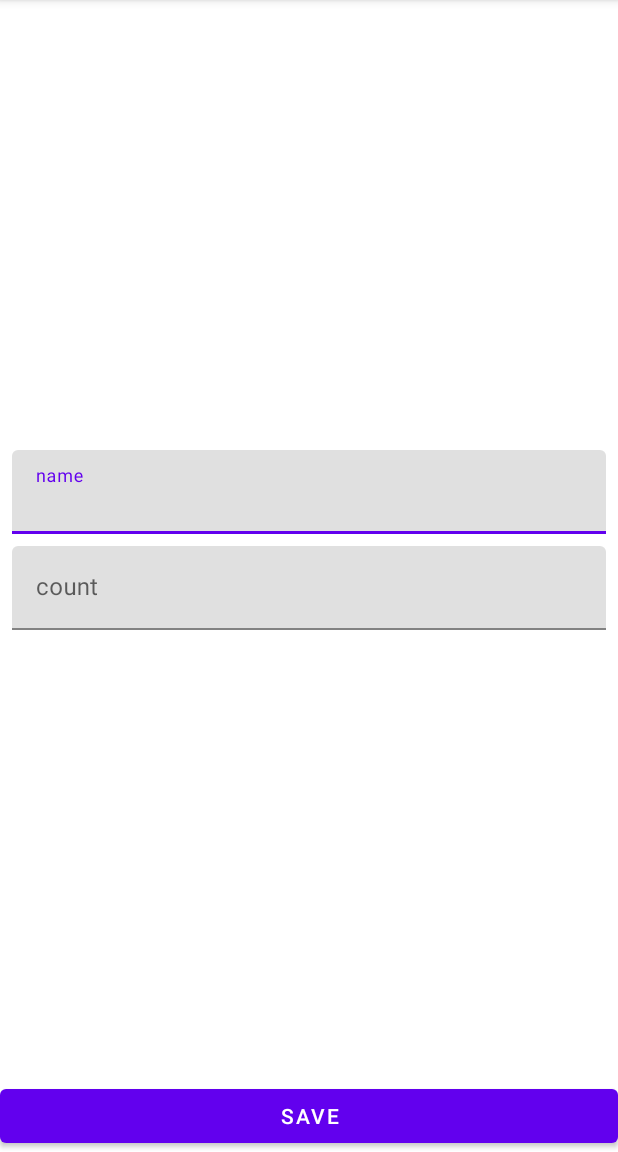
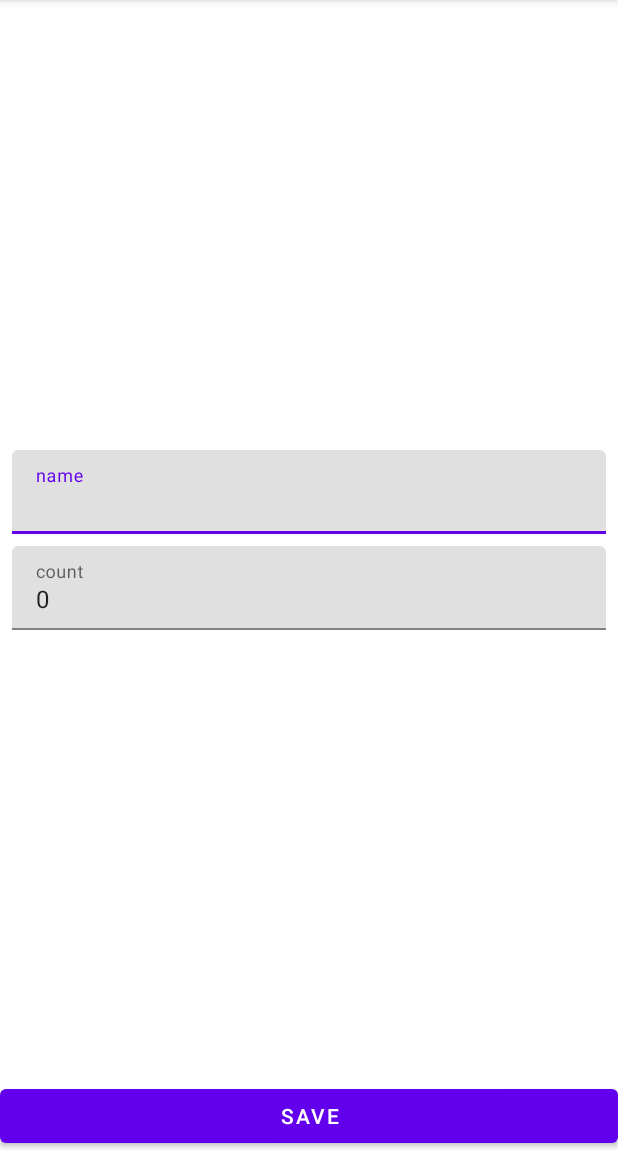
Before and after one commit to auelbai/MyShopList, an Android app: the screen it shows after launch (ShopItemActivity), after a tap on an icon or button, on a phone screen of 412 x 824 dp, the part 84-1236 px from its top. Run offline under Robolectric (Android 15) with nearby library versions, the phone set to English and light mode, and no system bars; our stand-ins replace data binding; 2 statements that could not run were skipped.

```diff
--- a/app/build.gradle
+++ b/app/build.gradle
@@ -1,6 +1,7 @@
 plugins {
     id 'com.android.application'
     id 'org.jetbrains.kotlin.android'
+    id 'kotlin-kapt'
 }
 
 android {
@@ -14,6 +15,10 @@ android {
         versionName "1.0"
 
         testInstrumentationRunner "androidx.test.runner.AndroidJUnitRunner"
+    }
+
+    buildFeatures {
+        dataBinding true
     }
 
     buildTypes {
--- /dev/null
+++ b/app/src/main/java/com/example/myshoplist/presentation/DataBindingAdapter.kt
@@ -0,0 +1,25 @@
+package com.example.myshoplist.presentation
+
+import androidx.databinding.BindingAdapter
+import com.example.myshoplist.R
+import com.google.android.material.textfield.TextInputLayout
+
+@BindingAdapter("errorInputCount")
+fun bindErrorInputCount(textInputLayout: TextInputLayout, error: Boolean) {
+    val message = if (error) {
+        textInputLayout.context.getString(R.string.countTILError)
+    } else {
+        null
+    }
+    textInputLayout.error = message
+}
+
+@BindingAdapter("errorInputName")
+fun bindErrorInputName(textInputLayout: TextInputLayout, error: Boolean) {
+    val message = if (error) {
+        textInputLayout.context.getString(R.string.nameTILError)
+    } else {
+        null
+    }
+    textInputLayout.error = message
+}
--- a/app/src/main/java/com/example/myshoplist/presentation/MainActivity.kt
+++ b/app/src/main/java/com/example/myshoplist/presentation/MainActivity.kt
@@ -10,24 +10,23 @@ import androidx.lifecycle.ViewModelProvider
 import androidx.recyclerview.widget.ItemTouchHelper
 import androidx.recyclerview.widget.RecyclerView
 import com.example.myshoplist.R
+import com.example.myshoplist.databinding.ActivityMainBinding
 import com.google.android.material.floatingactionbutton.FloatingActionButton
 
 class MainActivity : AppCompatActivity(), ShopItemFragment.OnEditingFinishListener {
 
     private lateinit var viewModel: MainViewModel
     private lateinit var shopListAdapter: ShopListAdapter
+    private lateinit var binding: ActivityMainBinding
 
     private var fragmentContainer: FragmentContainerView? = null
 
     override fun onCreate(savedInstanceState: Bundle?) {
         super.onCreate(savedInstanceState)
-        setContentView(R.layout.activity_main)
+        binding = ActivityMainBinding.inflate(layoutInflater)
+        setContentView(binding.root)
 
-        fragmentContainer = findViewById(R.id.container_view_fragment)
-        val itemAddBtn = findViewById<FloatingActionButton>(R.id.button_add_shop_item)
-
-
-        itemAddBtn.setOnClickListener {
+        binding.buttonAddShopItem.setOnClickListener {
             if (isOnePaneMode()) {
                 val intent = ShopItemActivity.newIntentAddMode(this)
                 startActivity(intent)
@@ -35,7 +34,6 @@ class MainActivity : AppCompatActivity(), ShopItemFragment.OnEditingFinishListen
                 launchFragment(ShopItemFragment.newInstanceAddMode())
             }
         }
-
 
         setRecyclerView()
         viewModel = ViewModelProvider(this)[MainViewModel::class.java]
@@ -45,9 +43,8 @@ class MainActivity : AppCompatActivity(), ShopItemFragment.OnEditingFinishListen
     }
 
     private fun setRecyclerView() {
-        val recyclerView = findViewById<RecyclerView>(R.id.rv_shop_list)
         shopListAdapter = ShopListAdapter()
-        with(recyclerView) {
+        with(binding.rvShopList) {
             adapter = shopListAdapter
             recycledViewPool.setMaxRecycledViews(
                 ShopListAdapter.DISABLED_ITEM,
@@ -60,7 +57,7 @@ class MainActivity : AppCompatActivity(), ShopItemFragment.OnEditingFinishListen
         }
         setUpLongClickListener()
         setUpClickListener()
-        setUpSwipeListener(recyclerView)
+        setUpSwipeListener(binding.rvShopList)
     }
 
     private fun setUpLongClickListener() {
@@ -119,5 +116,4 @@ class MainActivity : AppCompatActivity(), ShopItemFragment.OnEditingFinishListen
         Toast.makeText(this, "Success", Toast.LENGTH_LONG).show()
         supportFragmentManager.popBackStack()
     }
-
 }
--- a/app/src/main/java/com/example/myshoplist/presentation/ShopItemFragment.kt
+++ b/app/src/main/java/com/example/myshoplist/presentation/ShopItemFragment.kt
@@ -12,17 +12,16 @@ import android.widget.EditText
 import androidx.fragment.app.Fragment
 import androidx.lifecycle.ViewModelProvider
 import com.example.myshoplist.R
+import com.example.myshoplist.databinding.FragmentShopItemBinding
 import com.example.myshoplist.domain.ShopItem
 import com.google.android.material.textfield.TextInputLayout
 import java.lang.RuntimeException
 
 class ShopItemFragment : Fragment() {
 
-    private lateinit var nameTIL: TextInputLayout
-    private lateinit var nameET: EditText
-    private lateinit var countTIL: TextInputLayout
-    private lateinit var countET: EditText
-    private lateinit var saveButton: Button
+    private var _binding: FragmentShopItemBinding? = null
+    val binding: FragmentShopItemBinding
+        get() = _binding ?: throw RuntimeException("FragmentShopItemBinding == null")
 
     private lateinit var viewModel: ShopItemViewModel
     private lateinit var onEditingFinishListener: OnEditingFinishListener
@@ -48,15 +47,18 @@ class ShopItemFragment : Fragment() {
         inflater: LayoutInflater,
         container: ViewGroup?,
         savedInstanceState: Bundle?
-    ): View? {
-        return inflater.inflate(R.layout.fragment_shop_item, container, false)
+    ): View {
+        _binding = FragmentShopItemBinding.inflate(inflater, container, false)
+        return binding.root
     }
 
     override fun onViewCreated(view: View, savedInstanceState: Bundle?) {
         super.onViewCreated(view, savedInstanceState)
 
         viewModel = ViewModelProvider(this)[ShopItemViewModel::class.java]
-        initViews(view)
+
+        binding.viewModel = viewModel
+        binding.lifecycleOwner = viewLifecycleOwner
         addTextChangeListener()
         launchRightScreenMode()
         viewModelsObservers()
@@ -64,31 +66,13 @@ class ShopItemFragment : Fragment() {
 
 
     private fun viewModelsObservers() {
-        viewModel.errorInputCount.observe(viewLifecycleOwner) {
-            val message = if (it) {
-                getString(R.string.countTILError)
-            } else {
-                null
-            }
-            countTIL.error = message
-        }
-
-        viewModel.errorInputName.observe(viewLifecycleOwner) {
-            val message = if (it) {
-                getString(R.string.nameTILError)
-            } else {
-                null
-            }
-            nameTIL.error = message
-        }
-
         viewModel.shouldCloseScreen.observe(viewLifecycleOwner) {
             onEditingFinishListener.onEditingFinish()
         }
     }
 
     private fun addTextChangeListener() {
-        nameET.addTextChangedListener(object : TextWatcher {
+        binding.etName.addTextChangedListener(object : TextWatcher {
             override fun beforeTextChanged(s: CharSequence?, start: Int, count: Int, after: Int) {
             }
 
@@ -100,7 +84,7 @@ class ShopItemFragment : Fragment() {
             }
         })
 
-        countET.addTextChangedListener(object : TextWatcher {
+        binding.etCount.addTextChangedListener(object : TextWatcher {
             override fun beforeTextChanged(s: CharSequence?, start: Int, count: Int, after: Int) {
             }
 
@@ -121,34 +105,22 @@ class ShopItemFragment : Fragment() {
     }
 
     private fun launchAddScreenMode() {
-        saveButton.setOnClickListener {
-            val name = nameET.text?.toString()
-            val count = countET.text?.toString()
+        binding.saveButton.setOnClickListener {
+            val name = binding.etName.text?.toString()
+            val count = binding.etCount.text?.toString()
             viewModel.addShopItem(name, count)
         }
     }
 
     private fun launchEditScreenMode() {
         viewModel.getShopItem(shopItemId)
-        viewModel.shopItem.observe(viewLifecycleOwner) {
-            nameET.setText(it.name)
-            countET.setText(it.count.toString())
-        }
 
-        saveButton.setOnClickListener {
-            val name = nameET.text?.toString()
-            val count = countET.text?.toString()
+        binding.saveButton.setOnClickListener {
+            val name = binding.etName.text?.toString()
+            val count = binding.etCount.text?.toString()
             viewModel.editShopItem(name, count)
         }
 
-    }
-
-    private fun initViews(view: View) {
-        nameTIL = view.findViewById(R.id.til_name)
-        nameET = view.findViewById(R.id.et_name)
-        countTIL = view.findViewById(R.id.til_count)
-        countET = view.findViewById(R.id.et_count)
-        saveButton = view.findViewById(R.id.save_button)
     }
 
     private fun parseParams() {
@@ -171,6 +143,11 @@ class ShopItemFragment : Fragment() {
 
     interface OnEditingFinishListener {
         fun onEditingFinish()
+    }
+
+    override fun onDestroyView() {
+        super.onDestroyView()
+        _binding = null
     }
 
     companion object {
--- a/app/src/main/java/com/example/myshoplist/presentation/ShopListAdapter.kt
+++ b/app/src/main/java/com/example/myshoplist/presentation/ShopListAdapter.kt
@@ -4,11 +4,16 @@ import android.view.LayoutInflater
 import android.view.View
 import android.view.ViewGroup
 import android.widget.TextView
+import androidx.databinding.DataBindingUtil
+import androidx.databinding.ViewDataBinding
 import androidx.recyclerview.widget.ListAdapter
 import androidx.recyclerview.widget.RecyclerView
 import com.example.myshoplist.R
+import com.example.myshoplist.databinding.DisabledItemCardBinding
+import com.example.myshoplist.databinding.EnabledItemCardBinding
 import com.example.myshoplist.domain.ShopItem
 import java.lang.RuntimeException
+import java.util.zip.Inflater
 
 class ShopListAdapter :
     ListAdapter<ShopItem, ShopListAdapter.ShopItemViewHolder>(ShopItemDiffCallback()) {
@@ -22,22 +27,34 @@ class ShopListAdapter :
             DISABLED_ITEM -> R.layout.disabled_item_card
             else -> throw RuntimeException("Unknown viewType - $viewType")
         }
-        val view = LayoutInflater.from(parent.context).inflate(layout, parent, false)
-        return ShopItemViewHolder(view)
+        val binding = DataBindingUtil.inflate<ViewDataBinding>(
+            LayoutInflater.from(parent.context),
+            layout,
+            parent,
+            false
+        )
+        return ShopItemViewHolder(binding)
     }
 
     override fun onBindViewHolder(holder: ShopItemViewHolder, position: Int) {
 
         val shopItem = getItem(position)
-        holder.tvName.text = shopItem.name
-        holder.tvCount.text = shopItem.count.toString()
+        val binding = holder.binding
+        when(binding) {
+            is DisabledItemCardBinding -> {
+                binding.shopItem = shopItem
+            }
+            is EnabledItemCardBinding -> {
+                binding.shopItem = shopItem
+            }
+        }
 
-        holder.itemView.setOnLongClickListener {
+        binding.root.setOnLongClickListener {
             onShopItemLongClickListener?.invoke(shopItem)
             true
         }
 
-        holder.itemView.setOnClickListener {
+        binding.root.setOnClickListener {
             onShopItemClickListener?.invoke(shopItem)
         }
     }
@@ -49,10 +66,7 @@ class ShopListAdapter :
         } else DISABLED_ITEM
     }
 
-    class ShopItemViewHolder(itemView: View) : RecyclerView.ViewHolder(itemView) {
-        val tvName: TextView = itemView.findViewById(R.id.nameTextView)
-        val tvCount: TextView = itemView.findViewById(R.id.countTextView)
-    }
+    class ShopItemViewHolder(val binding: ViewDataBinding) : RecyclerView.ViewHolder(binding.root)
 
     companion object {
         const val ENABLED_ITEM = 1111
--- a/app/src/main/res/layout/fragment_shop_item.xml
+++ b/app/src/main/res/layout/fragment_shop_item.xml
@@ -1,6 +1,14 @@
 <?xml version="1.0" encoding="utf-8"?>
-<androidx.constraintlayout.widget.ConstraintLayout
-    xmlns:android="http://schemas.android.com/apk/res/android"
+<layout>
+
+    <data>
+        <variable
+            name="viewModel"
+            type="com.example.myshoplist.presentation.ShopItemViewModel" />
+
+    </data>
+
+    <androidx.constraintlayout.widget.ConstraintLayout xmlns:android="http://schemas.android.com/apk/res/android"
         xmlns:app="http://schemas.android.com/apk/res-auto"
         xmlns:tools="http://schemas.android.com/tools"
         android:layout_width="match_parent"
@@ -14,6 +22,7 @@
             android:layout_marginStart="8dp"
             android:layout_marginEnd="8dp"
             android:layout_marginBottom="4dp"
+            app:errorInputName="@{viewModel.errorInputName}"
             app:layout_constraintBottom_toTopOf="@id/til_count"
             app:layout_constraintEnd_toEndOf="parent"
             app:layout_constraintStart_toStartOf="parent"
@@ -25,6 +34,7 @@
                 android:layout_width="match_parent"
                 android:layout_height="wrap_content"
                 android:hint="name"
+                android:text="@{viewModel.shopItem.name}"
                 android:inputType="textCapWords" />
         </com.google.android.material.textfield.TextInputLayout>
 
@@ -35,6 +45,7 @@
             android:layout_marginStart="8dp"
             android:layout_marginTop="4dp"
             android:layout_marginEnd="8dp"
+            app:errorInputCount="@{viewModel.errorInputCount}"
             app:layout_constraintBottom_toTopOf="@+id/save_button"
             app:layout_constraintEnd_toEndOf="parent"
             app:layout_constraintStart_toStartOf="parent"
@@ -45,6 +56,7 @@
                 android:layout_width="match_parent"
                 android:layout_height="wrap_content"
                 android:hint="count"
+                android:text="@{String.valueOf(viewModel.shopItem.count)}"
                 android:inputType="number" />
         </com.google.android.material.textfield.TextInputLayout>
 
@@ -57,3 +69,4 @@
             app:layout_constraintEnd_toEndOf="parent"
             app:layout_constraintStart_toStartOf="parent" />
     </androidx.constraintlayout.widget.ConstraintLayout>
+</layout>
```
Also changed, not shown: app/src/main/res/layout-land/activity_main.xml (+8 -7 lines), app/src/main/res/layout/activity_main.xml (+6 -4 lines), app/src/main/res/layout/disabled_item_card.xml (+11 -2 lines), app/src/main/res/layout/enabled_item_card.xml (+19 -8 lines). Lines whose indentation alone changed are shown as unchanged.
